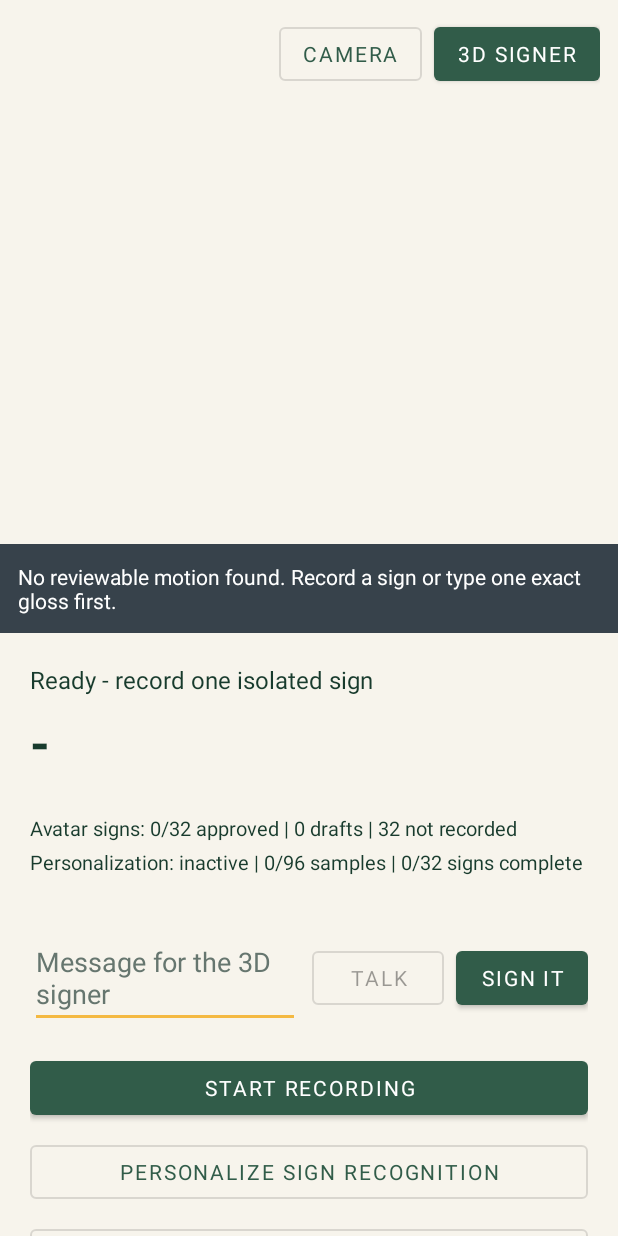
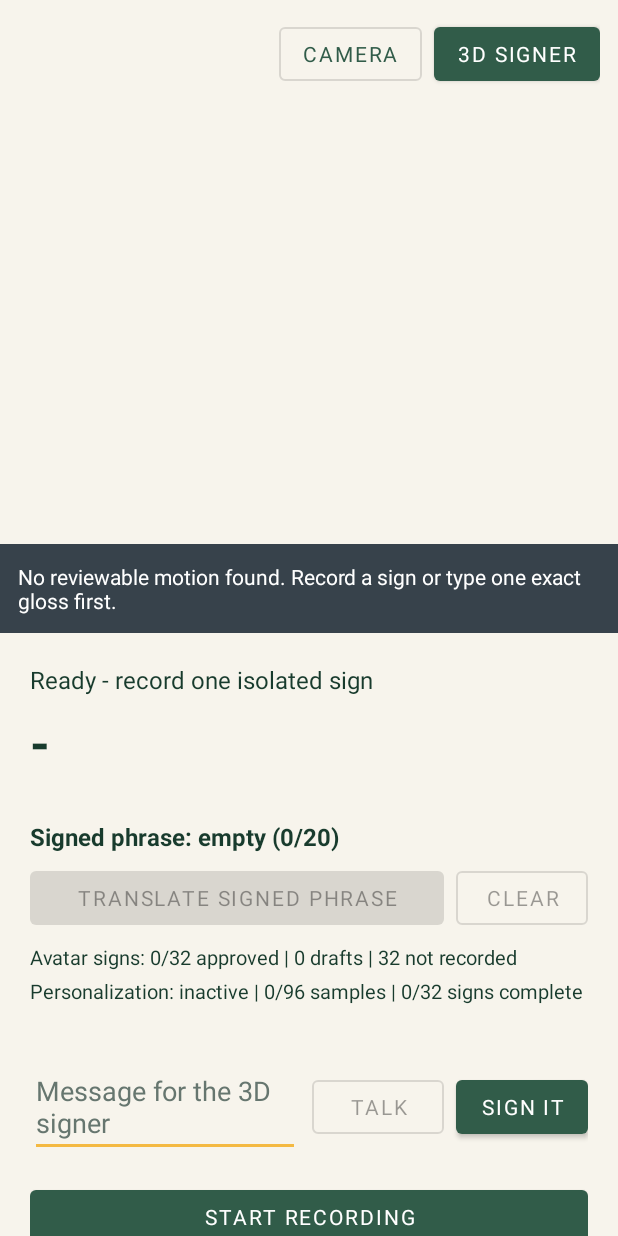
Before and after one commit to NestroyMusoke/Project-Nia, an Android app: the screen it shows after launch (MainActivity), after a tap on "3D SIGNER", on a phone screen of 412 x 824 dp. Run offline under Robolectric (Android 15) with nearby library versions, the light colour scheme and no system bars; libraries missing offline, so code that uses them is left out: androidx.camera.core, androidx.camera.lifecycle, com.google.mediapipe.framework, com.google.mediapipe.tasks, org.tensorflow.lite; plain views replace PreviewView; 12 statements that could not run were skipped; 1 other tap on this screen came first.

Commit message:
Add multi-sign phrase translation buffer

```diff
--- /dev/null
+++ b/android/app/src/main/java/org/projectnia/app/agent/SignedPhrase.kt
@@ -0,0 +1,62 @@
+package org.projectnia.app.agent
+
+import java.util.Locale
+
+data class RecognizedSignToken(
+    val label: String,
+    val confidence: Float,
+    val margin: Float,
+    val userCorrected: Boolean = false,
+) {
+    init {
+        require(label.isNotBlank())
+        require(confidence.isFinite() && confidence in 0f..1f)
+        require(margin.isFinite() && margin in -1f..1f)
+    }
+}
+
+class SignedPhraseBuffer(private val capacity: Int = MAX_TOKENS) {
+    private val tokens = mutableListOf<RecognizedSignToken>()
+
+    init {
+        require(capacity > 0)
+    }
+
+    fun append(token: RecognizedSignToken): Boolean {
+        if (tokens.size >= capacity) return false
+        tokens += token
+        return true
+    }
+
+    fun replaceLast(token: RecognizedSignToken): Boolean {
+        if (tokens.isEmpty()) return false
+        tokens[tokens.lastIndex] = token
+        return true
+    }
+
+    fun removeLast(): Boolean {
+        if (tokens.isEmpty()) return false
+        tokens.removeAt(tokens.lastIndex)
+        return true
+    }
+
+    fun clear() = tokens.clear()
+
+    fun snapshot(): List<RecognizedSignToken> = tokens.toList()
+
+    fun isEmpty(): Boolean = tokens.isEmpty()
+
+    fun isFull(): Boolean = tokens.size >= capacity
+
+    fun size(): Int = tokens.size
+
+    fun displayText(): String = if (tokens.isEmpty()) {
+        "Signed phrase: empty (0/$capacity)"
+    } else {
+        "Signed phrase: ${tokens.joinToString(" ") { it.label.uppercase(Locale.ROOT) }} (${tokens.size}/$capacity)"
+    }
+
+    companion object {
+        const val MAX_TOKENS = 20
+    }
+}
--- a/android/app/src/main/res/layout/activity_main.xml
+++ b/android/app/src/main/res/layout/activity_main.xml
@@ -106,6 +106,41 @@
             android:text=""
             android:textColor="@color/nia_primary_dark"
             android:textSize="14sp" />
+
+        <TextView
+            android:id="@+id/signedPhraseText"
+            android:layout_width="match_parent"
+            android:layout_height="wrap_content"
+            android:layout_marginTop="10dp"
+            android:accessibilityLiveRegion="polite"
+            android:text="Signed phrase: empty (0/20)"
+            android:textColor="@color/nia_primary_dark"
+            android:textSize="16sp"
+            android:textStyle="bold" />
+
+        <LinearLayout
+            android:layout_width="match_parent"
+            android:layout_height="wrap_content"
+            android:layout_marginTop="6dp"
+            android:orientation="horizontal">
+
+            <com.google.android.material.button.MaterialButton
+                android:id="@+id/translateSignsButton"
+                android:layout_width="0dp"
+                android:layout_height="wrap_content"
+                android:layout_weight="1"
+                android:enabled="false"
+                android:text="Translate signed phrase" />
+
+            <com.google.android.material.button.MaterialButton
+                android:id="@+id/clearSignsButton"
+                style="@style/Widget.MaterialComponents.Button.OutlinedButton"
+                android:layout_width="wrap_content"
+                android:layout_height="wrap_content"
+                android:layout_marginStart="8dp"
+                android:enabled="false"
+                android:text="Clear" />
+        </LinearLayout>
 
         <TextView
             android:id="@+id/motionLibraryText"
```
Also changed, not shown: android/app/src/main/java/org/projectnia/app/MainActivity.kt (+89 -6 lines), android/app/src/main/java/org/projectnia/app/agent/NiaAgentClient.kt (+15 -8 lines), 7 other files.
